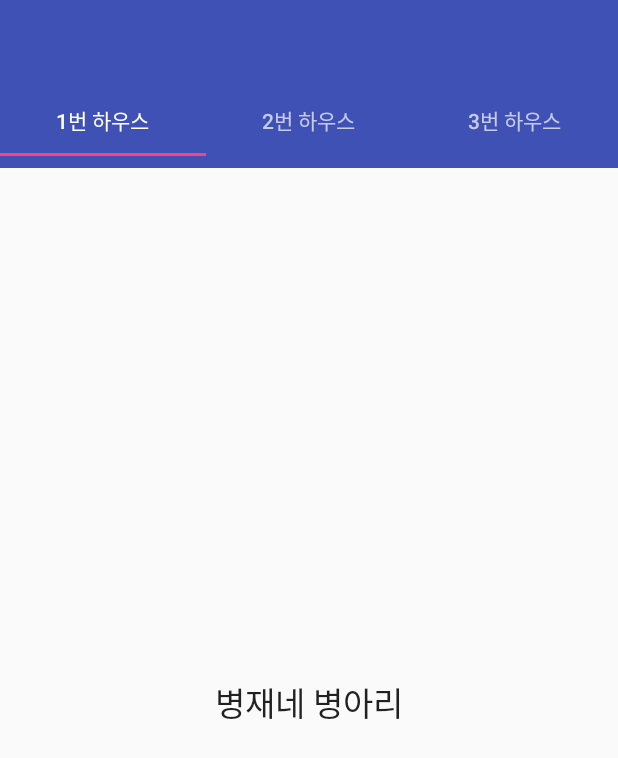
After one commit to Jake2433/CreativeDesign, an Android app: the ChickenFarm1 screen opened directly, with no data from a screen before it, on a phone screen of 412 x 824 dp. The commit adds this screen. Shown: the top 758 px of the screen. Run offline under Robolectric (Android 15) with nearby library versions, the phone set to English and light mode, and no system bars.

Commit message:
탭 추가

```diff
--- a/SmartFarm/app/build.gradle
+++ b/SmartFarm/app/build.gradle
@@ -26,6 +26,7 @@ dependencies {
         exclude group: 'com.android.support', module: 'support-annotations'
     })
     compile 'com.android.support:appcompat-v7:25.3.0'
+    compile 'com.android.support:design:25.3.0'
     compile 'com.android.support.constraint:constraint-layout:1.0.2'
     testCompile 'junit:junit:4.12'
 }
--- a/SmartFarm/app/src/main/AndroidManifest.xml
+++ b/SmartFarm/app/src/main/AndroidManifest.xml
@@ -20,6 +20,8 @@
         </activity>
         <activity android:name=".SignUpPage"/>
         <activity android:name=".MenuPage"/>
+        <activity android:name=".FarmsTabActivity"/>
+
     </application>
 
 </manifest>
--- /dev/null
+++ b/SmartFarm/app/src/main/java/com/example/kyb24/smartfarm/Farms/ChickenFarm1.java
@@ -0,0 +1,20 @@
+package com.example.kyb24.smartfarm.Farms;
+
+import android.app.Activity;
+import android.os.Bundle;
+import android.support.v4.app.Fragment;
+import android.view.LayoutInflater;
+import android.view.View;
+import android.view.ViewGroup;
+import android.widget.TextView;
+import com.example.kyb24.smartfarm.R;
+/**
+ * Created by kyb24 on 2017-03-28.
+ */
+
+public class ChickenFarm1 extends Fragment {
+    @Override
+    public View onCreateView(LayoutInflater inflater, ViewGroup container, Bundle savedInstanceState) {
+        return inflater.inflate(R.layout.tab_chickenfarm_1, container, false);
+    }
+}
--- /dev/null
+++ b/SmartFarm/app/src/main/java/com/example/kyb24/smartfarm/Farms/ChickenFarm2.java
@@ -0,0 +1,22 @@
+package com.example.kyb24.smartfarm.Farms;
+
+import android.app.Activity;
+import android.os.Bundle;
+import android.support.v4.app.Fragment;
+import android.view.LayoutInflater;
+import android.view.View;
+import android.view.ViewGroup;
+import android.widget.TextView;
+
+import com.example.kyb24.smartfarm.R;
+
+/**
+ * Created by kyb24 on 2017-03-28.
+ */
+
+public class ChickenFarm2 extends Fragment {
+    @Override
+    public View onCreateView(LayoutInflater inflater, ViewGroup container, Bundle savedInstanceState) {
+        return inflater.inflate(R.layout.tab_chickenfarm_2, container, false);
+    }
+}
--- /dev/null
+++ b/SmartFarm/app/src/main/java/com/example/kyb24/smartfarm/FarmsTabActivity.java
@@ -0,0 +1,60 @@
+package com.example.kyb24.smartfarm;
+
+import android.app.Activity;
+import android.os.Bundle;
+import android.support.design.widget.TabLayout;
+import android.support.v4.view.ViewPager;
+import android.support.v7.app.AppCompatActivity;
+import android.support.v7.widget.Toolbar;
+
+/**
+ * Created by kyb24 on 2017-03-28.
+ */
+
+public class FarmsTabActivity extends AppCompatActivity{
+
+    private TabLayout tabLayout;
+    private ViewPager viewPager;
+
+    @Override
+    protected void onCreate(Bundle savedInstanceState) {
+        super.onCreate(savedInstanceState);
+        setContentView(R.layout.activity_view);
+
+        // Adding Toolbar to the activity
+        Toolbar toolbar = (Toolbar) findViewById(R.id.toolbar);
+        setSupportActionBar(toolbar);
+
+        // Initializing the TabLayout
+        tabLayout = (TabLayout) findViewById(R.id.tabLayout);
+        tabLayout.addTab(tabLayout.newTab().setText("1번 하우스"));
+        tabLayout.addTab(tabLayout.newTab().setText("2번 하우스"));
+        tabLayout.addTab(tabLayout.newTab().setText("3번 하우스"));
+        tabLayout.setTabGravity(TabLayout.GRAVITY_FILL);
+
+        // Initializing ViewPager
+        viewPager = (ViewPager) findViewById(R.id.pager);
+
+        // Creating TabPagerAdapter adapter
+        TabPagerAdapter pagerAdapter = new TabPagerAdapter(getSupportFragmentManager(), tabLayout.getTabCount());
+        viewPager.setAdapter(pagerAdapter);
+        viewPager.addOnPageChangeListener(new TabLayout.TabLayoutOnPageChangeListener(tabLayout));
+
+        // Set TabSelectedListener
+        tabLayout.addOnTabSelectedListener(new TabLayout.OnTabSelectedListener() {
+
+            @Override
+            public void onTabSelected(TabLayout.Tab tab) {
+                viewPager.setCurrentItem(tab.getPosition());
+            }
+
+            @Override
+            public void onTabUnselected(TabLayout.Tab tab) {
+            }
+
+            @Override
+            public void onTabReselected(TabLayout.Tab tab) {
+            }
+        });
+    }
+}
--- a/SmartFarm/app/src/main/java/com/example/kyb24/smartfarm/MainActivity.java
+++ b/SmartFarm/app/src/main/java/com/example/kyb24/smartfarm/MainActivity.java
@@ -6,6 +6,7 @@ import android.os.StrictMode;
 import android.support.v7.app.AppCompatActivity;
 import android.os.Bundle;
 import android.view.View;
+import android.view.Window;
 import android.widget.EditText;
 import android.widget.ImageView;
 import android.widget.TextView;
@@ -93,7 +94,7 @@ public class MainActivity extends AppCompatActivity {
                     }
                 });
 
-                startActivity((new Intent(MainActivity.this, MenuPage.class)));
+                startActivity((new Intent(MainActivity.this, FarmsTabActivity.class)));
                 finish();
             } else {
                 Toast.makeText(MainActivity.this, "Login Fail", Toast.LENGTH_SHORT).show();
--- /dev/null
+++ b/SmartFarm/app/src/main/java/com/example/kyb24/smartfarm/TabPagerAdapter.java
@@ -0,0 +1,44 @@
+package com.example.kyb24.smartfarm;
+
+
+import android.support.v4.app.Fragment;
+import android.support.v4.app.FragmentManager;
+import android.support.v4.app.FragmentStatePagerAdapter;
+
+import com.example.kyb24.smartfarm.Farms.ChickenFarm1;
+import com.example.kyb24.smartfarm.Farms.ChickenFarm2;
+import com.example.kyb24.smartfarm.Farms.ChickenFarm3;
+
+public class TabPagerAdapter extends FragmentStatePagerAdapter {
+
+    // Count number of tabs
+    private int tabCount;
+
+    public TabPagerAdapter(FragmentManager fm, int tabCount) {
+        super(fm);
+        this.tabCount = tabCount;
+    }
+
+    @Override
+    public Fragment getItem(int position) {
+
+        // Returning the current tabs
+        switch (position) {
+            case 0:
+                ChickenFarm1 tabFragment1 = new ChickenFarm1();
+                return tabFragment1;
+            case 1:
+                ChickenFarm2 tabFragment2 = new ChickenFarm2();
+                return tabFragment2;
+            case 2:
+                ChickenFarm3 tabFragment3 = new ChickenFarm3();
+                return tabFragment3;
+            default:
+                return null;
+        }
+    }
+    @Override
+    public int getCount() {
+        return tabCount;
+    }
+}
--- /dev/null
+++ b/SmartFarm/app/src/main/res/layout/activity_view.xml
@@ -0,0 +1,29 @@
+<?xml version="1.0" encoding="utf-8"?>
+<LinearLayout xmlns:android="http://schemas.android.com/apk/res/android"
+    android:orientation="vertical"
+    android:layout_width="match_parent"
+    android:layout_height="match_parent">
+
+    <android.support.v7.widget.Toolbar
+        android:id="@+id/toolbar"
+        android:layout_width="match_parent"
+        android:layout_height="wrap_content"
+        android:background="?attr/colorPrimary"
+        android:minHeight="?attr/actionBarSize"
+        android:theme="@style/ThemeOverlay.AppCompat.Dark.ActionBar"
+        android:popupTheme="@style/ThemeOverlay.AppCompat.Light" />
+
+    <android.support.design.widget.TabLayout
+        android:id="@+id/tabLayout"
+        android:layout_width="match_parent"
+        android:layout_height="wrap_content"
+        android:background="?attr/colorPrimary"
+        android:minHeight="?attr/actionBarSize"
+        android:theme="@style/ThemeOverlay.AppCompat.Dark.ActionBar" />
+
+    <android.support.v4.view.ViewPager
+        android:id="@+id/pager"
+        android:layout_width="match_parent"
+        android:layout_height="match_parent" />
+
+</LinearLayout>
--- /dev/null
+++ b/SmartFarm/app/src/main/res/layout/tab_chickenfarm_1.xml
@@ -0,0 +1,14 @@
+<?xml version="1.0" encoding="utf-8"?>
+<RelativeLayout xmlns:android="http://schemas.android.com/apk/res/android"
+    android:orientation="vertical" android:layout_width="match_parent"
+    android:layout_height="match_parent">
+
+    <TextView
+        android:layout_width="wrap_content"
+        android:layout_height="wrap_content"
+        android:layout_centerInParent="true"
+        android:text="병재네 병아리"
+        android:textAppearance="?android:attr/textAppearanceLarge"/>
+
+
+</RelativeLayout>
--- a/SmartFarm/app/src/main/res/values/styles.xml
+++ b/SmartFarm/app/src/main/res/values/styles.xml
@@ -1,11 +1,14 @@
 <resources>
 
     <!-- Base application theme. -->
-    <style name="AppTheme" parent="Theme.AppCompat.Light.DarkActionBar">
+    <style name="AppTheme" parent="Theme.AppCompat.Light.NoActionBar">
         <!-- Customize your theme here. -->
         <item name="colorPrimary">@color/colorPrimary</item>
         <item name="colorPrimaryDark">@color/colorPrimaryDark</item>
         <item name="colorAccent">@color/colorAccent</item>
+
+        <item name="windowActionBar">false</item>
+        <item name="windowNoTitle">true</item>
     </style>
 
 </resources>
```
Also changed, not shown: SmartFarm/app/src/main/java/com/example/kyb24/smartfarm/Farms/ChickenFarm3.java (added, +18 -0 lines), SmartFarm/app/src/main/res/layout/tab_chickenfarm_2.xml (added, +13 -0 lines), SmartFarm/app/src/main/res/layout/tab_chickenfarm_3.xml (added, +13 -0 lines).
